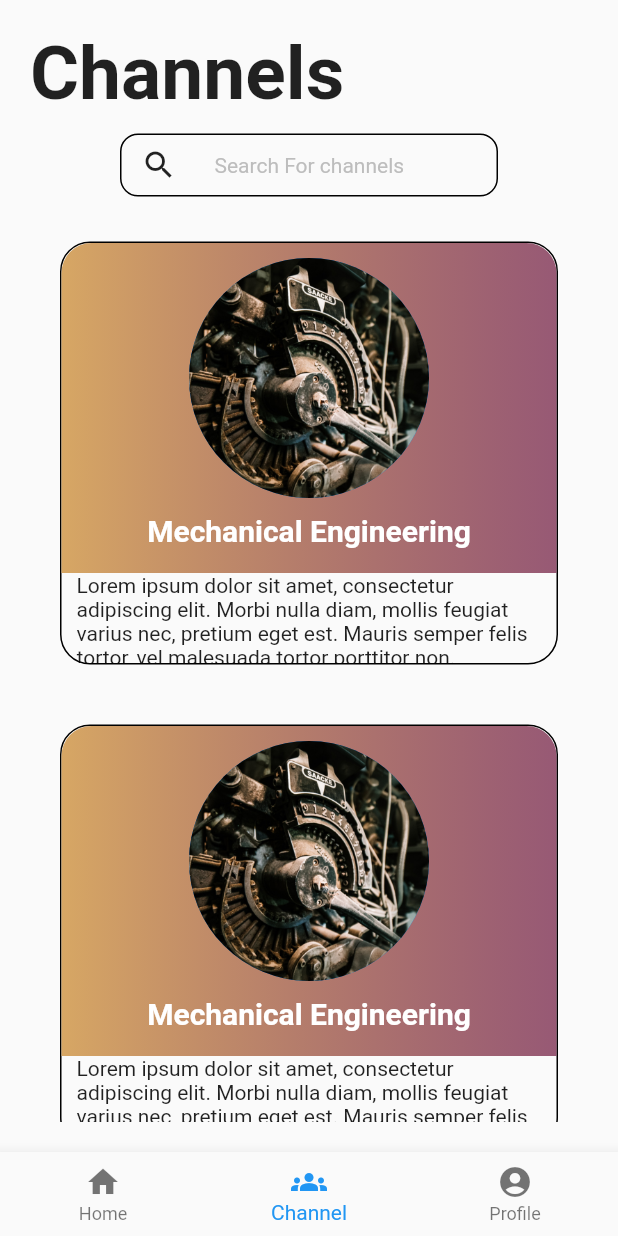
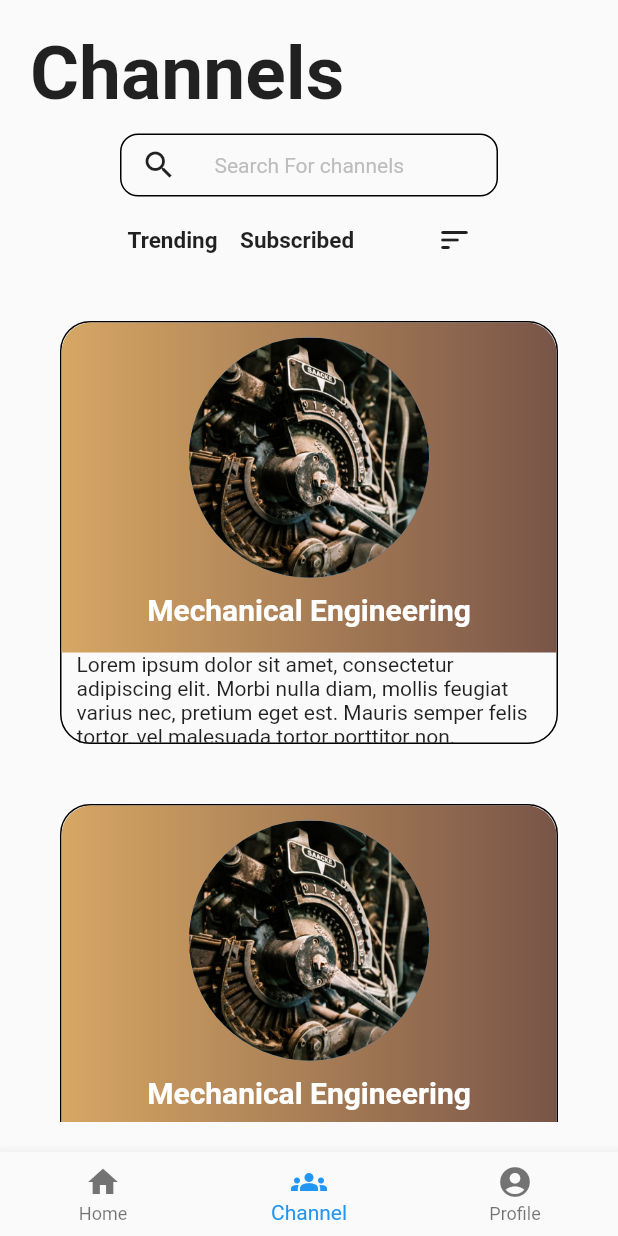
Before and after one commit to dagemtadesse/rune-flutter-app, a Flutter app: the screen it shows after launch, on a phone screen of 412 x 824 dp. Run offline on Flutter 3.47's test engine with Material 2 defaults, Android fonts, the phone set to English and light mode, and no system bars.

Commit message:
channels page update 2

```diff
--- a/rune/lib/widgets/channel_page.dart
+++ b/rune/lib/widgets/channel_page.dart
@@ -39,7 +39,7 @@ class _ChannelPageState extends State<ChannelPage> {
                                 topLeft: Radius.circular(20.0)),
                             gradient: LinearGradient(colors: [
                               Color.fromARGB(250, 214, 165, 97),
-                              Color.fromARGB(205, 127, 50, 84),
+                              Colors.brown,
                             ])),
                         child: Column(
                           children: [
@@ -118,6 +118,33 @@ class _ChannelPageState extends State<ChannelPage> {
     );
   }
 
+  Widget SortingBtns() {
+    return Padding(
+      padding: const EdgeInsets.symmetric(horizontal: 65.0),
+      child: Container(
+        child:
+            Row(mainAxisAlignment: MainAxisAlignment.spaceBetween, children: [
+          Row(
+            children: [
+              Text(
+                "Trending",
+                style: TextStyle(fontSize: 15.0, fontWeight: FontWeight.w600),
+              ),
+              SizedBox(
+                width: 15.0,
+              ),
+              Text(
+                "Subscribed",
+                style: TextStyle(fontSize: 15.0, fontWeight: FontWeight.w600),
+              )
+            ],
+          ),
+          IconButton(onPressed: () {}, icon: Icon(Icons.sort_rounded))
+        ]),
+      ),
+    );
+  }
+
   @override
   Widget build(BuildContext context) {
     return Scaffold(
@@ -133,6 +160,10 @@ class _ChannelPageState extends State<ChannelPage> {
           ),
           SearchBar(),
           SizedBox(
+            height: 5.0,
+          ),
+          SortingBtns(),
+          SizedBox(
             height: 10.0,
           ),
           ChannelCard(),
```
